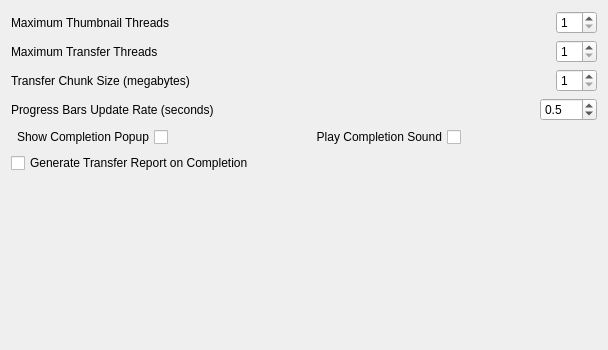
Qt form Libs/UserInterfaces/SourceTab_Config.ui (AltaArts/SourceTab--Prism-Plugin) before a commit; both pictures show x 0 to 608 and y 0 to 350 of the 608 by 650 pixel window.
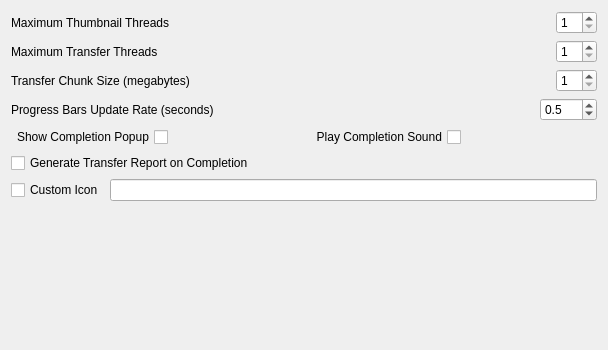
The same form after that commit.

Commit message: Added Custom Icon UI and Functioality

Diff of the .ui file:
```diff
--- a/Libs/UserInterfaces/SourceTab_Config.ui
+++ b/Libs/UserInterfaces/SourceTab_Config.ui
@@ -233,6 +233,20 @@
          </item>
         </layout>
        </item>
+       <item>
+        <layout class="QHBoxLayout" name="lo_customIcon">
+         <item>
+          <widget class="QCheckBox" name="chb_useCustomIcon">
+           <property name="text">
+            <string>Custom Icon</string>
+           </property>
+          </widget>
+         </item>
+         <item>
+          <widget class="QLineEdit" name="le_customIconPath"/>
+         </item>
+        </layout>
+       </item>
        <item>
         <spacer name="verticalSpacer">
          <property name="orientation">
```
Left out of the diff: 22 changed lines with no effect on the pictures. The commit also changes 5 other files.
